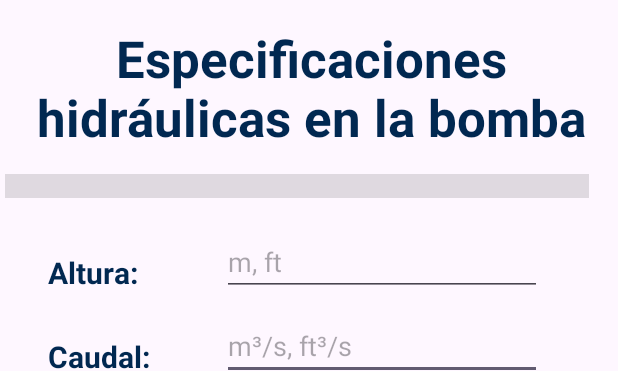
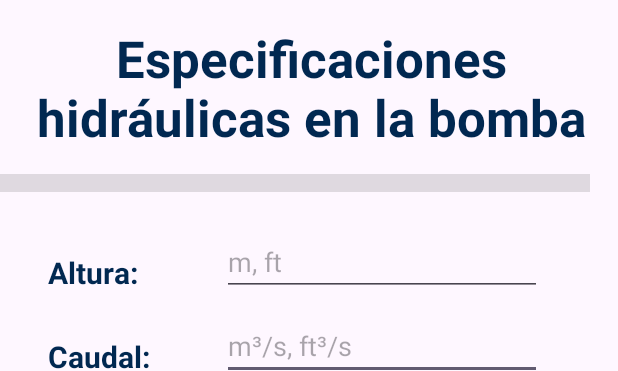
Before and after one commit to Chacharacito/Pumpapp, an Android app: the layout activity_especificaciones_hidraulicas.xml on its own in the app's theme, with its tools: preview values and no code run, on a phone screen of 412 x 824 dp. Shown: the top 371 px of the screen. Run offline under Robolectric (Android 15) with nearby library versions, the phone set to English and light mode, and no system bars.

Commit message:
se arreglo la barra de separacion de la pantalla de especificaciones hidraulicas

```diff
--- a/app/src/main/res/layout/activity_especificaciones_hidraulicas.xml
+++ b/app/src/main/res/layout/activity_especificaciones_hidraulicas.xml
@@ -92,9 +92,8 @@
 
     <View
         android:id="@+id/divider4"
-        android:layout_width="389dp"
-        android:layout_height="16dp"
-        android:layout_marginStart="3dp"
+        android:layout_width="393dp"
+        android:layout_height="12dp"
         android:layout_marginTop="116dp"
         android:background="?android:attr/listDivider"
         app:layout_constraintStart_toStartOf="parent"
```
